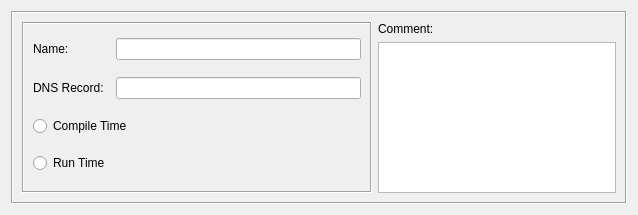
This is src/gui/dnsnamedialog_q.ui in fwbuilder/fwbuilder as Qt 5 draws it before an edit. The edited form follows.
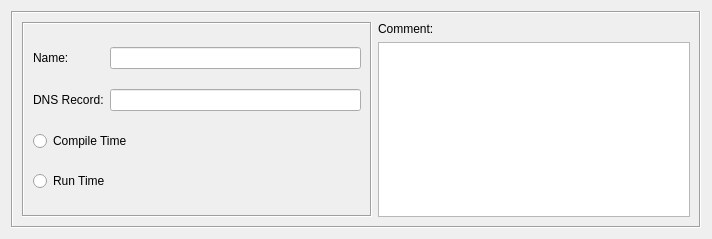
This is the edited form. Custom widgets are drawn as their Qt base class.

What changed in the file:
```diff
--- a/src/gui/dnsnamedialog_q.ui
+++ b/src/gui/dnsnamedialog_q.ui
@@ -5,8 +5,8 @@
    <rect>
     <x>0</x>
     <y>0</y>
-    <width>638</width>
-    <height>215</height>
+    <width>712</width>
+    <height>239</height>
    </rect>
   </property>
   <property name="windowTitle" >
@@ -48,10 +48,7 @@
         <property name="frameShadow" >
          <enum>QFrame::Sunken</enum>
         </property>
-        <layout class="QGridLayout" >
-         <property name="spacing" >
-          <number>12</number>
-         </property>
+        <layout class="QGridLayout" name="gridLayout_2" >
          <item row="0" column="0" >
           <widget class="QLabel" name="textLabel1" >
            <property name="text" >
@@ -62,7 +59,7 @@
            </property>
           </widget>
          </item>
-         <item row="0" column="1" >
+         <item row="0" column="1" colspan="2" >
           <widget class="QLineEdit" name="obj_name" >
            <property name="sizePolicy" >
             <sizepolicy vsizetype="Fixed" hsizetype="Preferred" >
@@ -88,7 +85,7 @@
            </property>
           </widget>
          </item>
-         <item row="1" column="1" >
+         <item row="1" column="1" colspan="2" >
           <widget class="QLineEdit" name="dnsrec" >
            <property name="sizePolicy" >
             <sizepolicy vsizetype="Fixed" hsizetype="Preferred" >
@@ -104,14 +101,14 @@
            </property>
           </widget>
          </item>
-         <item row="2" column="0" colspan="2" >
+         <item row="2" column="0" colspan="3" >
           <widget class="QRadioButton" name="r_compiletime" >
            <property name="text" >
             <string>Compile Time</string>
            </property>
           </widget>
          </item>
-         <item row="3" column="0" colspan="2" >
+         <item row="3" column="0" colspan="3" >
           <widget class="QRadioButton" name="r_runtime" >
            <property name="text" >
             <string>Run Time</string>
@@ -167,11 +164,6 @@
    <extends>QTextEdit</extends>
    <header>TextEditWidget.h</header>
   </customwidget>
-  <customwidget>
-   <class>QLineEdit</class>
-   <extends>QLineEdit</extends>
-   <header>QLineEdit.h</header>
-  </customwidget>
  </customwidgets>
  <tabstops>
   <tabstop>obj_name</tabstop>
```
Left out of the diff: 11 changed lines with no effect on the pictures.
